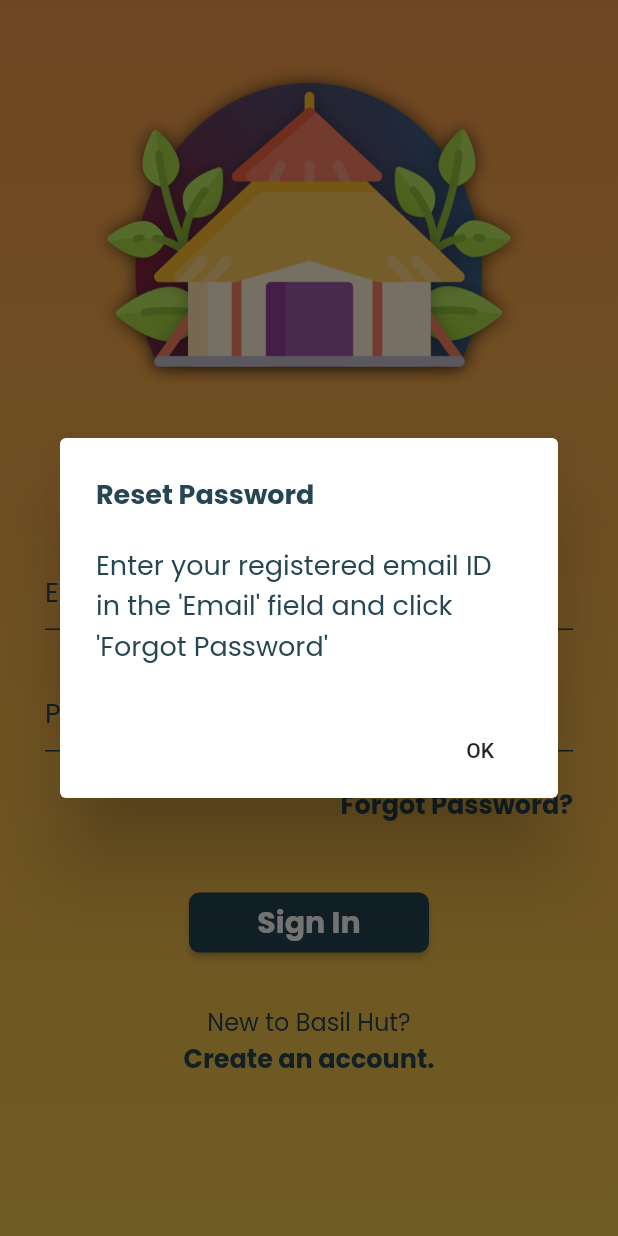
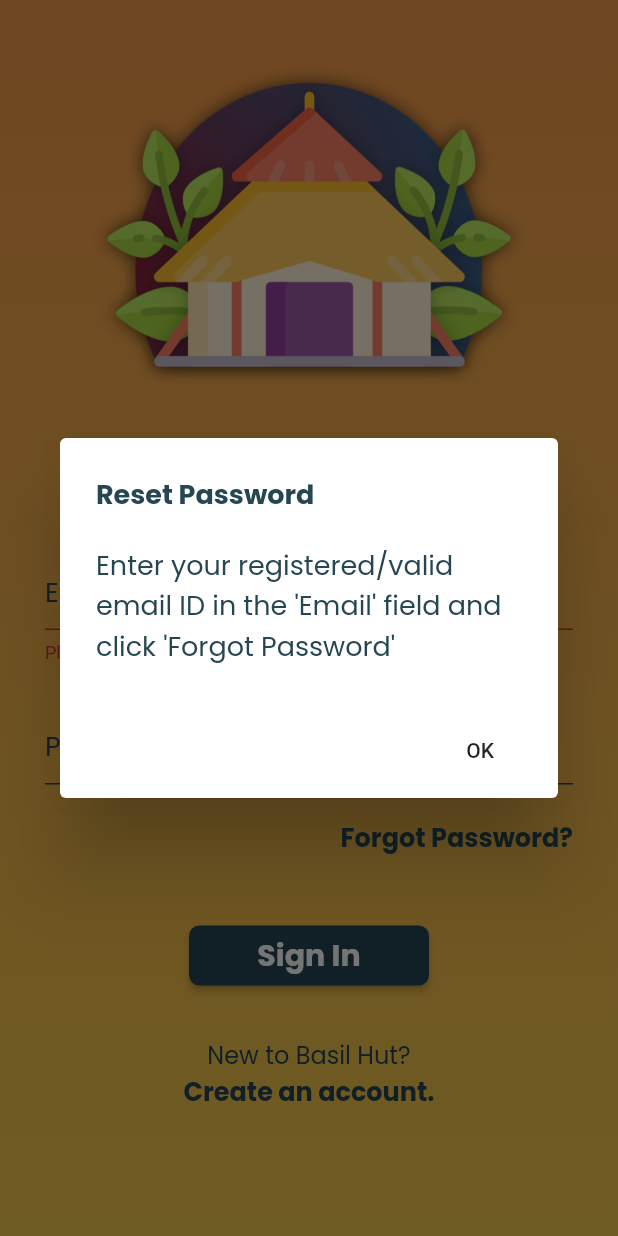
Before and after one commit to Idiosyncratics/Basil_Hut, a Flutter app: the SignIn screen opened directly, after a tap on "Forgot Password?", on a phone screen of 412 x 824 dp. Run offline on Flutter 3.47's test engine with Material 2 defaults, Android fonts, the phone set to English and light mode, and no system bars; our stand-ins replace cloud_firestore, file_picker, firebase_auth, firebase_core, firebase_storage, permission_handler and 1 more; accounts and stored records are empty.

Commit message:
Verify Email & Forgot Password_2
Minor changes done

```diff
--- a/lib/backend/auth.dart
+++ b/lib/backend/auth.dart
@@ -102,7 +102,7 @@ class AuthMethods {
           builder: (context) => new AlertDialog(
             title:
                 new Text('Couldn\'t sign you up', style: userInfoTextStyle()),
-            content: new Text('The account already exists for that email.',
+            content: new Text('An account already exists for that email.',
                 style: inputTextFieldStyle()),
             actions: <Widget>[
               new FlatButton(
--- a/lib/views/signIn.dart
+++ b/lib/views/signIn.dart
@@ -117,14 +117,16 @@ class _SignInState extends State<SignIn> {
                                   height: 70,
                                   child: GestureDetector(
                                     onTap: () async {
-                                      if (emailController.text.isEmpty) {
+                                      bool valid=emailFormKey.currentState
+                                          .validate();
+                                      if (emailController.text.isEmpty || !valid) {
                                         showDialog(
                                           context: context,
                                           builder: (context) => new AlertDialog(
                                             title: new Text('Reset Password',
                                                 style: userInfoTextStyle()),
                                             content: new Text(
-                                                'Enter your registered email ID in the '
+                                                'Enter your registered/valid email ID in the '
                                                 '\'Email\' field and click \'Forgot Password\'',
                                                 style: inputTextFieldStyle()),
                                             actions: <Widget>[
@@ -137,8 +139,7 @@ class _SignInState extends State<SignIn> {
                                             ],
                                           ),
                                         );
-                                      } else if (emailFormKey.currentState
-                                          .validate()) {
+                                      } else if (valid) {
                                         setState(() {
                                           isLoading = true;
                                         });
```
